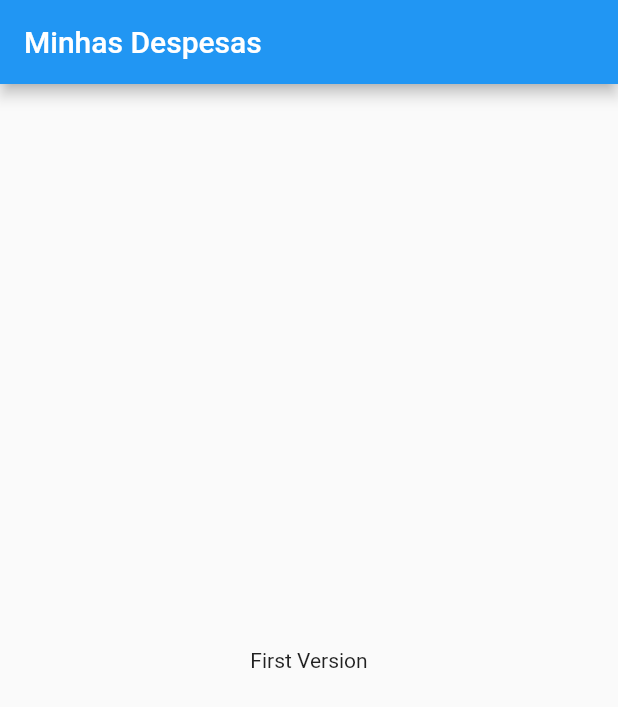
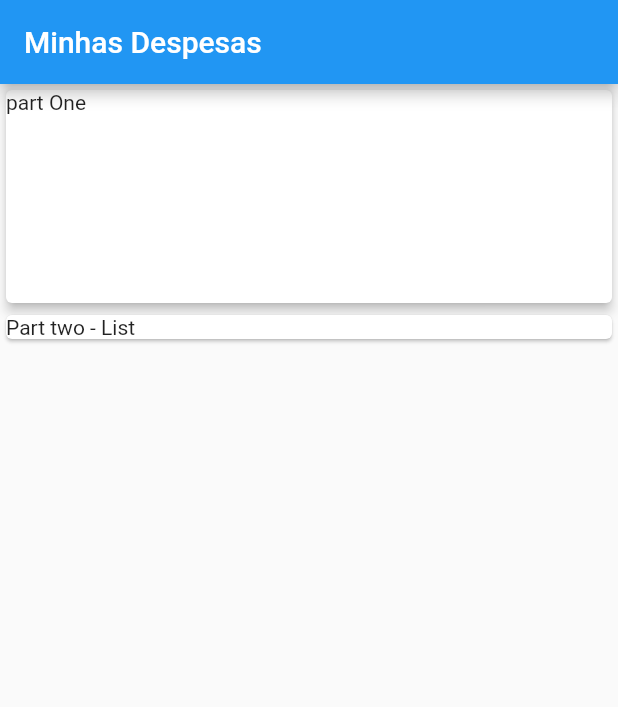
Before and after one commit to hermespedro/flutter-expenses-app, a Flutter app: the screen it shows after launch, on a phone screen of 412 x 824 dp. Shown: the top 707 px of the screen. Run offline on Flutter 3.47's test engine with Material 2 defaults, Android fonts, the phone set to English and light mode, and no system bars.

Commit message:
#0002 - Separando as duas areas principais

```diff
--- a/lib/main.dart
+++ b/lib/main.dart
@@ -20,8 +20,22 @@ class MyHomePage extends StatelessWidget {
       appBar: AppBar(
         title: Text("Minhas Despesas"),
       ),
-      body: Center(
-        child: Text('First Version'),
+      body: Column(
+        mainAxisAlignment: MainAxisAlignment.start,
+        crossAxisAlignment: CrossAxisAlignment.stretch,
+        children: <Widget>[
+          Container(
+            width: double.infinity ,
+            height: 150,
+            child: Card(
+              child: Text('part One'),
+              elevation: 3,
+            ),
+          ),
+          Card(
+            child: Text("Part two - List"),
+          ),
+        ],
       ),
     );
   }
```
